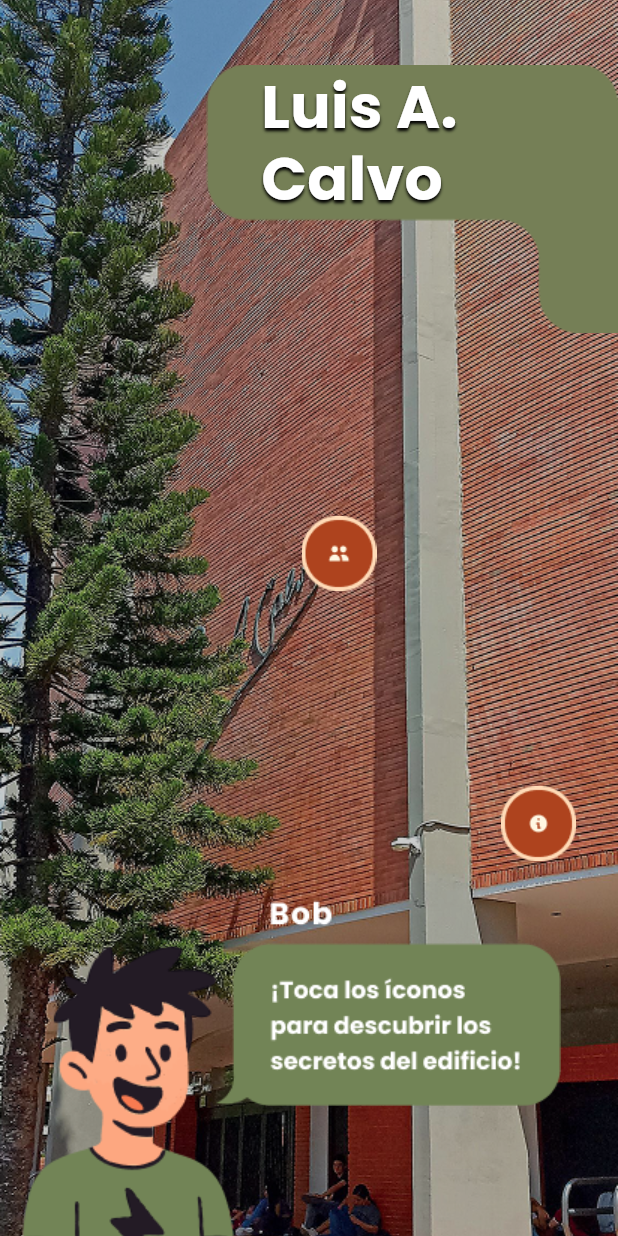
After one commit to Juli615/Patrimonio-UIS, a Flutter app: the PantallaLuisA screen opened by its route, on a phone screen of 412 x 824 dp. The commit adds this screen. Run offline on Flutter 3.47's test engine with Material 3 defaults, Android fonts, the phone set to English and light mode, and no system bars.

Commit message:
3er commit, adicione la pantalla cuando se selecciona el luis a

```diff
--- a/lib/main.dart
+++ b/lib/main.dart
@@ -1,6 +1,7 @@
 import 'package:flutter/material.dart';
 import 'screens/pantalla_logo.dart'; //primera pantalla
 import 'screens/pantalla_inicio.dart'; //pantalla inicio
+import 'screens/pantalla_luis_a.dart'; //pantalla luis a
 
 void main() {
   runApp(const MyApp());
@@ -17,7 +18,9 @@ class MyApp extends StatelessWidget {
 
       // Aca se definen las rutas para las otras pantallas
       routes: {
+         '/logo': (context) => const PantallaLogo(), // Ruta para la PantallaLogo
         '/patrimonio': (context) => const PantallaInicio(), // Se define la ruta para la pantalla del mapa
+        '/luis_a': (context) => const PantallaLuisA(), // Ruta para la pantalla luis A
       },
     );
   }
--- a/lib/screens/pantalla_logo.dart
+++ b/lib/screens/pantalla_logo.dart
@@ -17,14 +17,12 @@ class _PantallaLogoState extends State<PantallaLogo> {
   }
 
   void _navigateToNextScreen() async {
-    // Puedes ajustar el tiempo de espera aquí (ej. 3 segundos)
     await Future.delayed(const Duration(seconds: 3));
 
-    // Navega a la PantallaInicio y reemplaza la PantallaLogo en el historial de navegación.
-    // Esto evita que el usuario pueda volver a la PantallaLogo presionando el botón "atrás".
-    // 'mounted' es una verificación importante para asegurar que el widget sigue en el árbol antes de navegar.
+    // Navega a la PantallaInicio (o /patrimonio) y LA MANTIENE en el historial de navegación.
+    // Esto significa que el usuario PODRÁ volver a la PantallaLogo presionando el botón "atrás"
     if (mounted) {
-      Navigator.pushReplacementNamed(context, '/patrimonio'); // Asegúrate de que '/patrimonio' sea el nombre de ruta en main.dart
+      Navigator.pushNamed(context, '/patrimonio');
     }
   }
 
@@ -49,12 +47,7 @@ class _PantallaLogoState extends State<PantallaLogo> {
           Container(
             width: double.infinity,
             height: double.infinity,
-            // Ajusta el color y la opacidad como te guste.
-            // `Color.fromARGB(185, 80, 80, 80)` es casi un gris oscuro.
-            // `.withValues()` no es un método válido para `Color`.
-            // Lo corregimos a un `Color` con opacidad específica o `Colors.black.withOpacity()`.
-            color: const Color.fromRGBO(80, 80, 80, 0.725), // Equivalente a ARGB(185, 80, 80, 80)
-            // Otra opción: Colors.black.withOpacity(0.7), si prefieres negro más estándar.
+            color: const Color.fromRGBO(80, 80, 80, 0.725),
           ),
 
           // Posicionamiento del caminito con X e Y de Figma y opacidad
--- /dev/null
+++ b/lib/screens/pantalla_luis_a.dart
@@ -0,0 +1,150 @@
+import 'package:flutter/material.dart';
+
+class PantallaLuisA extends StatelessWidget {
+  const PantallaLuisA({super.key});
+
+  @override
+  Widget build(BuildContext context) {
+    return Scaffold(
+      body: Stack(
+        children: [
+          Image.asset(
+            'assets/images/luis_a_fondo.png',
+            width: double.infinity,
+            height: double.infinity,
+            fit: BoxFit.cover,
+          ),
+
+         // Fondo del título (sin el texto dentro)
+          Positioned(
+            left: 137.59, // Coordenada X del fondo del título
+            top: 43,     // Coordenada Y del fondo del título
+            child: Container(
+              width: 274.41, // Ancho del fondo del título
+              height: 179,   // Alto del fondo del título
+              decoration: const BoxDecoration(
+                image: DecorationImage(
+                  image: AssetImage('assets/images/fondo_titulo_luis.png'),
+                  fit: BoxFit.fill,
+                ),
+              ),
+            ),
+          ),
+
+          // Texto "Luis A. Calvo" posicionado directamente
+          Positioned(
+            left: 174, // Posición X del texto
+            top: 47,  // Posición Y del texto
+            child: SizedBox(
+              width: 270, // Ancho y alto del texto
+              height: 92,
+              child: Text(
+                'Luis A. \nCalvo',
+                style: TextStyle(
+                  color: Colors.white,
+                  fontSize: 40,
+                  fontFamily: 'Poppins',
+                  fontWeight: FontWeight.w800,
+                  height: 1.20,
+                  shadows: [
+                    Shadow(
+                      offset: Offset(0, 2),
+                      blurRadius: 2,
+                      color: Color(0xFF000000),
+                    )
+                  ],
+                ),
+              ),
+            ),
+          ),
+
+           // Botón "Arquitectos"
+          Positioned(
+            left: 201, // Posición X
+            top: 344,  // Posición Y
+            child: SizedBox(
+              width: 50, // Medidas 50x50
+              height: 50,
+              child: Image.asset(
+                'assets/images/btn_arquitectos.png',
+                fit: BoxFit.contain,
+              ),
+            ),
+          ),
+
+          // Botón "Información"
+          Positioned(
+            left: 334, // Posición X
+            top: 524,  // Posición Y
+            child: SizedBox(
+              width: 50, // Medidas 50x50
+              height: 50,
+              child: Image.asset(
+                'assets/images/btn_info.png',
+                fit: BoxFit.contain,
+              ),
+            ),
+          ),
+
+          // Personaje
+          Positioned(
+            left: 13,   // Posición X
+            top: 630,   // Posición Y
+            child: SizedBox(
+              width: 145, // Medidas 145x213
+              height: 213,
+              child: Image.asset(
+                'assets/images/personaje.png',
+                fit: BoxFit.contain,
+              ),
+            ),
+          ),
+
+          // Diálogo
+          Positioned(
+            left: 144, // Posición X
+            top: 593,  // Posición Y
+            child: SizedBox(
+              width: 230, // Medidas 230x145
+              height: 145,
+              child: Image.asset(
+                'assets/images/dialogo.png',
+                fit: BoxFit.contain,
+              ),
+            ),
+          ),
+
+          // Botón "Siguiente"
+          Positioned(
+            left: 223, // Posición X
+            top: 852,  // Posición Y
+            child: SizedBox(
+              width: 164, // Medidas 164x47
+              height: 47,
+              child: Image.asset(
+                'assets/images/btn_siguiente.png',
+                fit: BoxFit.contain,
+              ),
+            ),
+          ),
+
+          // Botón "Atrás"
+          Positioned(
+            left: 18,   // Posición X
+            top: 852,  // Posición Y
+            child: SizedBox(
+              width: 104, // Medidas 104x47
+              height: 47,
+              child: Image.asset(
+                'assets/images/btn_atras.png',
+                fit: BoxFit.contain,
+              ),
+            ),
+          ),
+
+          // Si se necesita agregar algo mas, es de aqui para abajo
+        ],
+      ),
+    );
+  }
+}
```
Also changed, not shown: assets/images/btn_arquitectos.png (added), assets/images/btn_atras.png (added), assets/images/btn_info.png (added), assets/images/btn_siguiente.png (added), assets/images/dialogo.png (added), assets/images/fondo_titulo_luis.png (added), assets/images/luis_a_fondo.png (added), assets/images/personaje.png (added).
